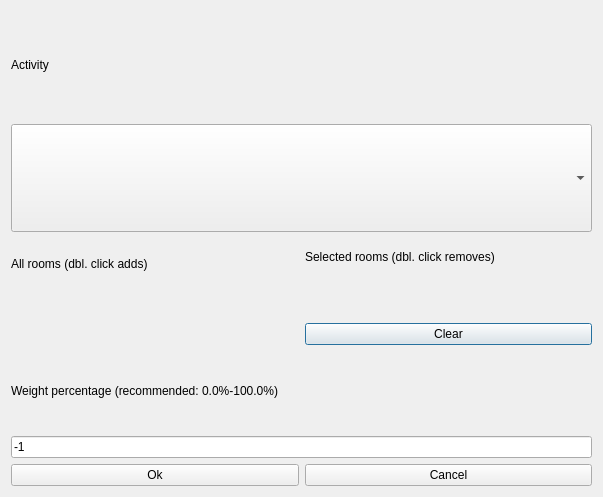
This is src/interface/modifyconstraintactivitypreferredroomsform_template.ui in janLo/FET as Qt 5 draws it before an edit. The edited form follows.
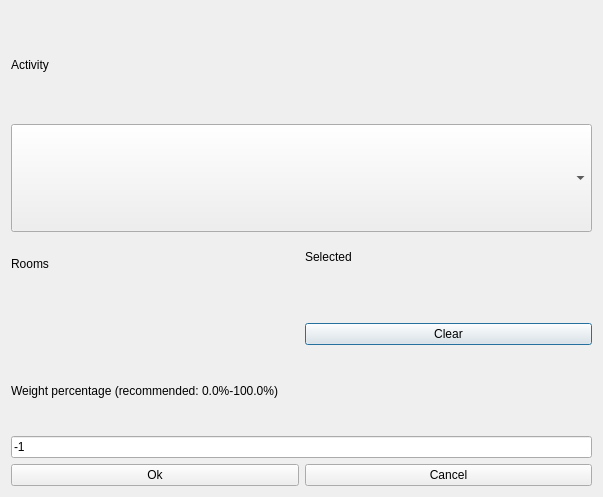
This is the edited form. Custom widgets are drawn as their Qt base class.

The edit to the form file:
```diff
--- a/src/interface/modifyconstraintactivitypreferredroomsform_template.ui
+++ b/src/interface/modifyconstraintactivitypreferredroomsform_template.ui
@@ -45,7 +45,7 @@
         <enum>QFrame::Plain</enum>
        </property>
        <property name="text">
-        <string>All rooms (dbl. click adds)</string>
+        <string>Rooms</string>
        </property>
        <property name="wordWrap">
         <bool>false</bool>
@@ -74,7 +74,7 @@
         <enum>QFrame::Plain</enum>
        </property>
        <property name="text">
-        <string>Selected rooms (dbl. click removes)</string>
+        <string comment="It refers to a list of selected rooms">Selected</string>
        </property>
        <property name="wordWrap">
         <bool>false</bool>
```
